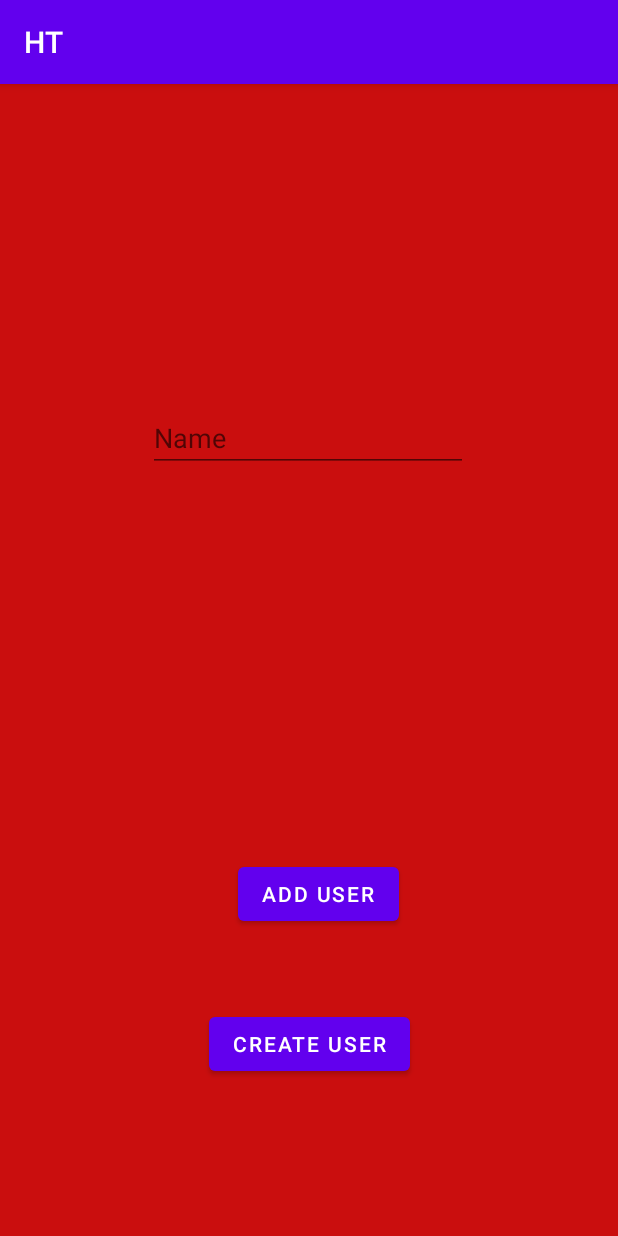
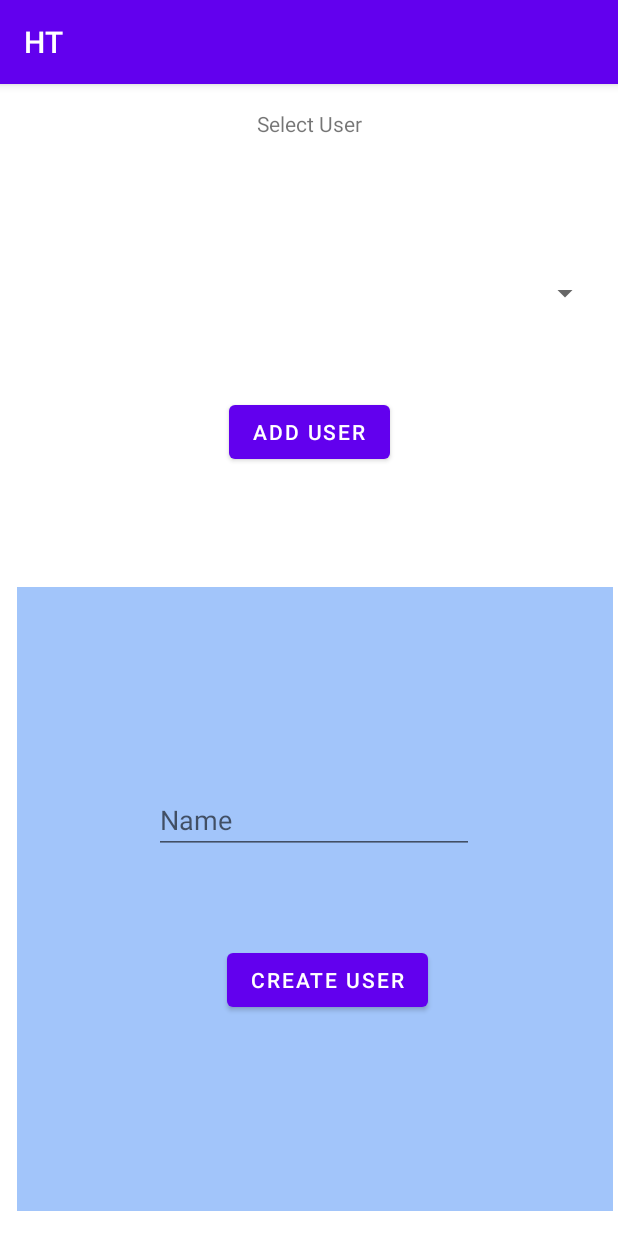
Before and after one commit to hems201/HT, an Android app: the screen it shows after launch (MainActivity), after a tap on "ADD USER", on a phone screen of 412 x 824 dp. Run offline under Robolectric (Android 15) with nearby library versions, the phone set to English and light mode, and no system bars; 1 statement that could not run was skipped.

Commit message:
something pt 3

```diff
--- a/app/src/main/java/com/example/ht/MainActivity.java
+++ b/app/src/main/java/com/example/ht/MainActivity.java
@@ -54,8 +54,13 @@ public class MainActivity extends AppCompatActivity {
         });
 
 
+        //CreateUserBtn set up
+        Button createUserBtn = findViewById(R.id.createUserBtn);
+        createUserBtn.setOnClickListener(new View.OnClickListener() {
+            @Override
+            public void onClick(View v) {
 
-
+            }
+        });
     }
-
 }
--- a/app/src/main/res/layout/activity_main.xml
+++ b/app/src/main/res/layout/activity_main.xml
@@ -13,10 +13,9 @@
         android:text="@string/add_user"
         app:layout_constraintBottom_toBottomOf="parent"
         app:layout_constraintEnd_toEndOf="parent"
-        app:layout_constraintHorizontal_bias="0.52"
         app:layout_constraintStart_toStartOf="parent"
         app:layout_constraintTop_toTopOf="parent"
-        app:layout_constraintVertical_bias="0.717" />
+        app:layout_constraintVertical_bias="0.289" />
 
     <Spinner
         android:id="@+id/userSpinner"
@@ -27,25 +26,31 @@
         app:layout_constraintHorizontal_bias="0.592"
         app:layout_constraintStart_toStartOf="parent"
         app:layout_constraintTop_toTopOf="parent"
-        app:layout_constraintVertical_bias="0.421" />
+        app:layout_constraintVertical_bias="0.142" />
+
+    <TextView
+        android:id="@+id/textView"
+        android:layout_width="131dp"
+        android:layout_height="46dp"
+        android:text="@string/select_user"
+        android:textAlignment="center"
+        app:layout_constraintBottom_toBottomOf="parent"
+        app:layout_constraintEnd_toEndOf="parent"
+        app:layout_constraintStart_toStartOf="parent"
+        app:layout_constraintTop_toTopOf="parent"
+        app:layout_constraintVertical_bias="0.023" />
 
     <FrameLayout
         android:id="@+id/fragmentFrame"
-        android:layout_width="match_parent"
-        android:layout_height="match_parent"
+        android:layout_width="397dp"
+        android:layout_height="416dp"
         app:layout_constraintBottom_toBottomOf="parent"
         app:layout_constraintEnd_toEndOf="parent"
-        app:layout_constraintHorizontal_bias="0.0"
+        app:layout_constraintHorizontal_bias="0.76"
         app:layout_constraintStart_toStartOf="parent"
         app:layout_constraintTop_toTopOf="parent"
-        app:layout_constraintVertical_bias="0.0">
+        app:layout_constraintVertical_bias="0.952">
 
-        <TextView
-            android:id="@+id/textView"
-            android:layout_width="131dp"
-            android:layout_height="46dp"
-            android:text="@string/select_user"
-            android:textAlignment="center" />
     </FrameLayout>
 
 </androidx.constraintlayout.widget.ConstraintLayout>
--- a/app/src/main/res/layout/fragment_add_user.xml
+++ b/app/src/main/res/layout/fragment_add_user.xml
@@ -4,7 +4,7 @@
     xmlns:tools="http://schemas.android.com/tools"
     android:layout_width="match_parent"
     android:layout_height="match_parent"
-    android:background="#CA0E0E">
+    android:background="#A2C5FA">
 
     <Button
         android:id="@+id/createUserBtn"
@@ -13,9 +13,10 @@
         android:text="@string/create_user"
         app:layout_constraintBottom_toBottomOf="parent"
         app:layout_constraintEnd_toEndOf="parent"
+        app:layout_constraintHorizontal_bias="0.532"
         app:layout_constraintStart_toStartOf="parent"
         app:layout_constraintTop_toTopOf="parent"
-        app:layout_constraintVertical_bias="0.856" />
+        app:layout_constraintVertical_bias="0.647" />
 
     <EditText
         android:id="@+id/editTextName"
@@ -30,6 +31,6 @@
         app:layout_constraintHorizontal_bias="0.497"
         app:layout_constraintStart_toStartOf="parent"
         app:layout_constraintTop_toTopOf="parent"
-        app:layout_constraintVertical_bias="0.295" />
+        app:layout_constraintVertical_bias="0.358" />
 
 </androidx.constraintlayout.widget.ConstraintLayout>
```
